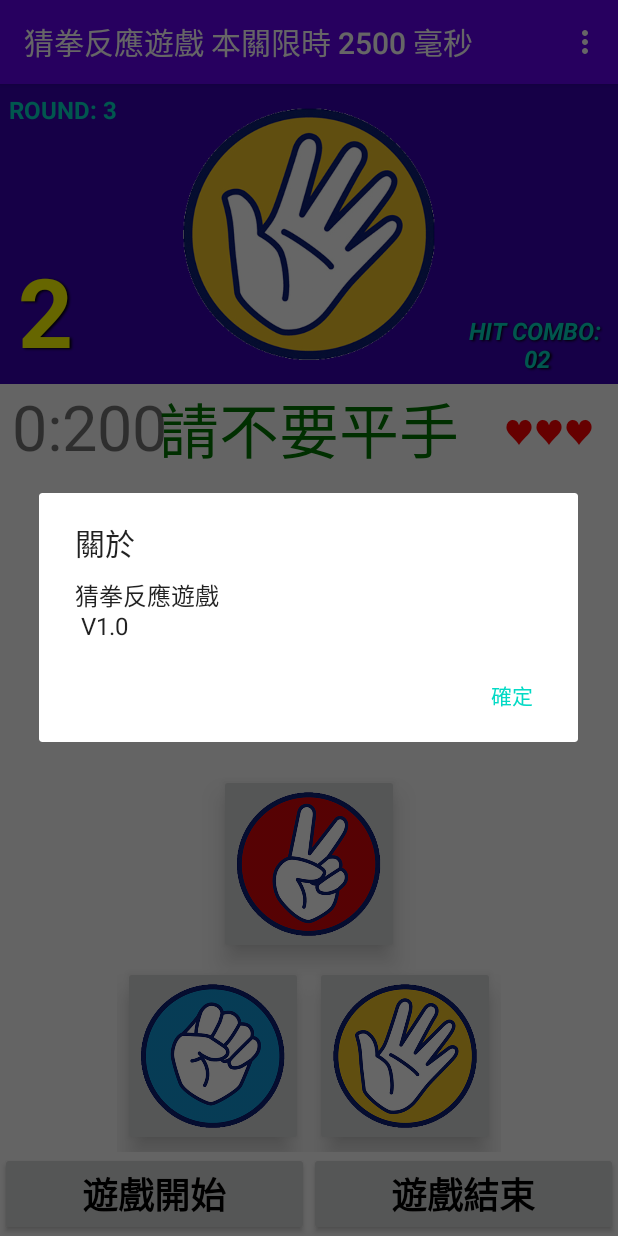
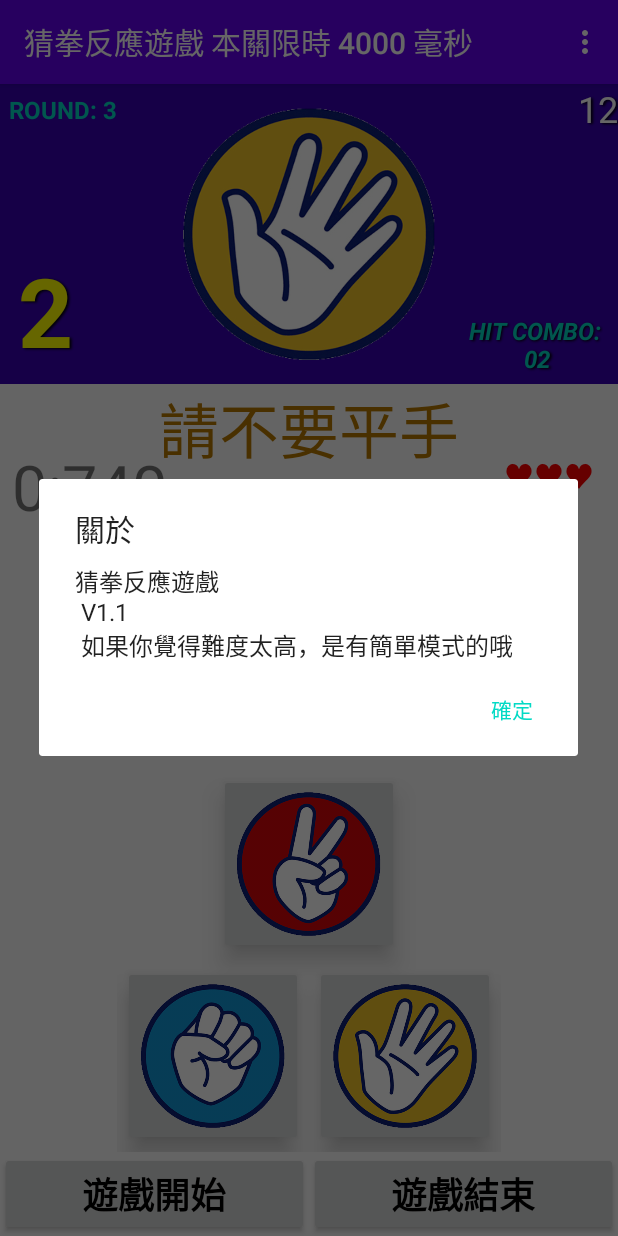
Before and after one commit to weilawhite/MoraGame, an Android app: the screen it shows after launch (MainActivity), in the options menu, after a tap on "關於", on a phone screen of 412 x 824 dp. Run offline under Robolectric (Android 15) with nearby library versions, the phone set to English and light mode, and no system bars.

Commit message:
1.1版 有簡單模式 規則說明 還附語音哦

```diff
--- a/app/src/main/java/com/example/moragame/MainActivity.java
+++ b/app/src/main/java/com/example/moragame/MainActivity.java
@@ -33,7 +33,7 @@ public class MainActivity extends AppCompatActivity implements View.OnClickListe
     private Button startBtn, quitBtn;
     private ImageButton scissorBtn, paperBtn, rockBtn;
     private ImageView comImg;
-    protected TextView ruleText, countText, lifeText, stageText, heartText, winCountText, bigCounterText, hitCountText, roundText, hitCombotext;
+    protected TextView scoreText, ruleText, countText, lifeText, stageText, heartText, winCountText, bigCounterText, hitCountText, roundText, hitCombotext;
     private final String TAG = "MainActivity";
     Player player;
     Computer computer;
@@ -41,19 +41,23 @@ public class MainActivity extends AppCompatActivity implements View.OnClickListe
     private int stageCount = 1, countSecond = 0;
     private int colorRandom = 1;
     private int round = 1;
+    int score;
+    int lifeBonusTimes, lifeBonus = 1000;//加命次數 加命門檻
     private int combo = 0, hitCombo = 0;
     private SoundPool soundPool;
     private int[] soundResId;
     private final int SOUND_CORRECT = 0;
     private final int SOUND_WRONG = 1;
-    int topHitCombo = 0;
-    private int minMilliSecond = 1500;
+    int getTopHitComboThisGame = 0;
+    int topHitCombo = 0; //會被存取
 
+    boolean easyMode = false;
     boolean gameOver = false;
     boolean gaming = false;
     private int gameMilliSecond;
-    private int beginMilliSecond = 3000;
-    private int roundStep = 2;
+    private int minMilliSecond = 2000;  //最低時間
+    private int beginMilliSecond = 4000;  //初始時間
+    private int roundStep = 10; //每幾關加速一次
     private int targetMilliSecond;
     private boolean soundOn;
     boolean gameCountDownFinish;
@@ -62,8 +66,12 @@ public class MainActivity extends AppCompatActivity implements View.OnClickListe
     @RequiresApi(api = Build.VERSION_CODES.LOLLIPOP)
     public void initSound() {
         soundOn = true;
-        soundPool = new SoundPool.Builder().setMaxStreams(10).build();
-        soundResId = new int[]{soundPool.load(this, R.raw.correct_ogg, 1), soundPool.load(this, R.raw.wrong, 1)};
+        soundPool = new SoundPool.Builder().setMaxStreams(15).build();
+        soundResId = new int[]{soundPool.load(this, R.raw.correct_ogg, 1), soundPool.load(this, R.raw.wrong, 1),
+                soundPool.load(this, R.raw.r1, 1), soundPool.load(this, R.raw.r2, 1), soundPool.load(this, R.raw.r3, 1),
+                soundPool.load(this, R.raw.r4, 1), soundPool.load(this, R.raw.r5, 1), soundPool.load(this, R.raw.r6, 1),
+                soundPool.load(this, R.raw.r7, 1), soundPool.load(this, R.raw.r8, 1),
+        };
     }
 
     public void playSound(int id) {
@@ -73,6 +81,7 @@ public class MainActivity extends AppCompatActivity implements View.OnClickListe
     }
 
     private void findView() {
+        scoreText = findViewById(R.id.score_text);
         startBtn = findViewById(R.id.start_btn);
         quitBtn = findViewById(R.id.quit_btn);
         scissorBtn = findViewById(R.id.scissors_ibn);
@@ -148,7 +157,11 @@ public class MainActivity extends AppCompatActivity implements View.OnClickListe
                 break;
             case COMPUTER_ROUND:
                 Log.d(TAG, "COMPUTER_ROUND");
-                computer.AI();
+                if (easyMode) {
+                    computer.easyAI();
+                } else {
+                    computer.AI();
+                }
                 break;
             case PLAYER_ROUND:
                 Log.d(TAG, "PLAYER_ROUND");
@@ -158,14 +171,16 @@ public class MainActivity extends AppCompatActivity implements View.OnClickListe
             case GAME_OVER:
                 StringBuilder sb = new StringBuilder();
 
-                //待修改
-                sb.append("總分:" + player.getWinCount()).append("\n歷史最高連擊:" + topHitCombo);
-                //sb.append("總分:" + player.getWinCount()).append("\n最高連擊數:" + hitCombo).append("\n歷史最高連擊:"+topHitCombo);
+
                 gaming = false;
                 if (hitCombo > topHitCombo) {
                     topHitCombo = hitCombo;
                     save();
                 }
+                //待修改
+                sb.append("這次挑戰到第" + player.getWinCount()).append("關\n歷史最高連擊:" + topHitCombo).append("\n總分:" + score);
+                //sb.append("總分:" + player.getWinCount()).append("\n最高連擊數:" + hitCombo).append("\n歷史最高連擊:"+topHitCombo);
+
                 AlertDialog.Builder alertDialog = new AlertDialog.Builder(this);
                 alertDialog.setTitle(R.string.result);
                 alertDialog.setMessage(sb.toString());
@@ -185,9 +200,9 @@ public class MainActivity extends AppCompatActivity implements View.OnClickListe
 
                     playSound(SOUND_WRONG);
                     player.setLife(player.getLife() - 1);
-                    //String life = String.format("HP:%d", player.getLife());
+
                     lifeText.setText(String.format("HP:%d", player.getLife()));
-                    //String heart = player.getLifeString();
+
                     heartText.setText(player.getLifeString());
                     combo = 0;
 
@@ -204,11 +219,14 @@ public class MainActivity extends AppCompatActivity implements View.OnClickListe
                     hitCountText.setVisibility(View.VISIBLE);
                     hitCountText.setText(combo + "連擊!");
 
+                    scoreCompute();
+
+
                     new Thread(new Runnable() {
                         @Override
                         public void run() {
                             try {
-                                Thread.sleep(800);
+                                Thread.sleep(1200);
                             } catch (InterruptedException e) {
                                 e.printStackTrace();
                             }
@@ -223,7 +241,6 @@ public class MainActivity extends AppCompatActivity implements View.OnClickListe
 
                     if (combo > hitCombo) {
                         hitCombo = combo;
-                        //save();
                         hitCombotext.setText(String.format("hit combo:\n %02d", hitCombo));
                     }
 
@@ -235,24 +252,36 @@ public class MainActivity extends AppCompatActivity implements View.OnClickListe
                     gameCountDownFinish = true;
                     ruleText.setText("遊戲結束");
 
-                    //
-                    //這段有問題
-                    //
-
-                    if (combo > hitCombo) {
-                        hitCombo = combo;
+                    if (hitCombo > topHitCombo) {
+                        topHitCombo = hitCombo;
                         save();
-                        //hitCombotext.setText(String.format("hit combo:\n %02d", hitCombo));
                     }
                     gameState = GameState.GAME_OVER;
                     onAction(GameState.GAME_OVER);
 
-                    //onAction(GameState.INIT_GAME);
                 } else {
                     onAction(GameState.START_GAME);
                 }
                 break;
         }
+    }
+
+    private void scoreCompute() {
+        int scoreAdd;
+        scoreAdd = 5 + (int) Math.sqrt(combo * stageCount / 2);
+        if (easyMode) {
+            scoreAdd = scoreAdd / 3;
+        }
+        score = score + scoreAdd;
+        scoreText.setText(String.valueOf(score));
+
+        while ((score / 1000) > lifeBonusTimes) {
+            player.setLife(player.getLife() + 1);
+            lifeBonusTimes++;
+        }
+
+        heartText.setText(player.getLifeString());
+
     }
 
     @Override
@@ -278,7 +307,7 @@ public class MainActivity extends AppCompatActivity implements View.OnClickListe
             case R.id.about:
                 new AlertDialog.Builder(this)
                         .setTitle(getResources().getString(R.string.about))
-                        .setMessage(getResources().getString(R.string.app_name) + "\n V1.0")
+                        .setMessage(getResources().getString(R.string.app_name) + "\n V1.1\n 如果你覺得難度太高，是有簡單模式的哦")
                         .setNegativeButton(R.string.ok, new DialogInterface.OnClickListener() {
                             @Override
                             public void onClick(DialogInterface dialog, int which) {
@@ -288,11 +317,34 @@ public class MainActivity extends AppCompatActivity implements View.OnClickListe
                         .create()
                         .show();
                 break;
-
-
+            case R.id.easy_mode:
+                easyMode = !easyMode;
+                if (easyMode) {
+                    item.setTitle(R.string.normal_mode);
+                } else {
+                    item.setTitle(R.string.easy_mode);
+                }
+                break;
+            case R.id.how_to_play:
+                new AlertDialog.Builder(this)
+                        .setTitle(getResources().getString(R.string.how_to_play))
+                        .setMessage("依照的規則與電腦出拳，判斷你該出什麼。\n" +
+                                "例：規則是「請讓我輸」，電腦出「布」，則你該出「剪刀」才是正確的。\n" +
+                                "出錯或時間內未出拳會扣生命\n\n" + //無法再多抓一個變數了???
+                                "初始思考秒數為" + beginMilliSecond + "毫秒\n每過" + roundStep + "關會縮短500毫秒\n" +
+                                "最低不會低於" + minMilliSecond + "毫秒\n" +
+                                "每獲得1000分會增加一點生命\n" +
+                                "簡單模式下獲得的分數只有三分之一 ")
+                        .setNegativeButton(R.string.ok, new DialogInterface.OnClickListener() {
+                            @Override
+                            public void onClick(DialogInterface dialog, int which) {
+                                dialog.dismiss();
+                            }
+                        })
+                        .create()
+                        .show();
+                break;
         }
-
-
         return super.onOptionsItemSelected(item);
     }
 
@@ -304,9 +356,14 @@ public class MainActivity extends AppCompatActivity implements View.OnClickListe
     }
 
     public void load() {
+
+        //不應該自動把之前最高紀錄 當作本場最高紀錄
+
         SharedPreferences sharedPreferences = getSharedPreferences("Game", Context.MODE_PRIVATE);
         topHitCombo = sharedPreferences.getInt("Combo", 0);
         hitCombo = topHitCombo;
+        //hitCombotext.setText(String.valueOf(topHitCombo));
+        //讀取之後 在開始遊戲就秀出之前最高紀錄
     }
 
     @Override
@@ -342,6 +399,8 @@ public class MainActivity extends AppCompatActivity implements View.OnClickListe
     private void startGameCountDown() {
         comImg.setImageResource(Mora.getMoraResId(computer.getMora()));
         setRuleText();
+        int sound = computer.getRule().ordinal() + 2;
+        playSound(sound);
         gameCountDownFinish = false;
         gameMilliSecond = 0;
 
@@ -354,6 +413,8 @@ public class MainActivity extends AppCompatActivity implements View.OnClickListe
     }
 
     private void init() {
+        score = 0;
+        scoreText.setText("0");
         player = new Player();
         computer = new Computer(this);
         gameState = GameState.INIT_GAME;
@@ -361,11 +422,15 @@ public class MainActivity extends AppCompatActivity implements View.OnClickListe
         countSecond = 3;
         round = 1;
         combo = 0;
+        lifeBonus = 0;
+        targetMilliSecond = beginMilliSecond;
         player.setLife(player.getINIT_LIFE());
         this.setTitle("猜拳反應遊戲");
         ruleText.setText("我是規則");
         heartText.setText(player.getLifeString());
         countText.setText(" ");
+        winCountText.setText("00");
+        roundText.setText(getResources().getString(R.string.round));
     }
 
     private void startGame() {
@@ -389,6 +454,10 @@ public class MainActivity extends AppCompatActivity implements View.OnClickListe
 
         gaming = true;
         if (gaming) {
+
+/*
+            ruleText.setVisibility(View.INVISIBLE);
+            comImg.setVisibility(View.INVISIBLE);*/
             onAction(GameState.COMPUTER_ROUND);
         } else {
             Log.d(TAG, "NO");
@@ -506,7 +575,7 @@ public class MainActivity extends AppCompatActivity implements View.OnClickListe
                 break;
         }
         colorRandom++;
-        switch (colorRandom % 3) {
+        switch (colorRandom % 6) {
             case 0:
                 ruleText.setTextColor(getResources().getColor(R.color.colorDarkRed));
                 break;
@@ -516,6 +585,15 @@ public class MainActivity extends AppCompatActivity implements View.OnClickListe
             case 2:
                 ruleText.setTextColor(getResources().getColor(R.color.colorPrimaryDark));
                 break;
+            case 3:
+                ruleText.setTextColor(getResources().getColor(R.color.colorBlack));
+                break;
+            case 4:
+                ruleText.setTextColor(getResources().getColor(R.color.colorBrown));
+                break;
+            case 5:
+                ruleText.setTextColor(getResources().getColor(R.color.colorBlue2));
+                break;
         }
     }
 
--- a/app/src/main/res/layout/activity_main.xml
+++ b/app/src/main/res/layout/activity_main.xml
@@ -55,7 +55,9 @@
 
         </TextView>
 
+
         <TextView
+            android:layout_marginTop="40dp"
             android:id="@+id/hit_count_text"
             android:layout_width="wrap_content"
             android:layout_height="wrap_content"
@@ -74,7 +76,6 @@
             android:textStyle="bold|italic">
 
         </TextView>
-
 
         <TextView
             android:id="@+id/hit_combo_text"
@@ -95,6 +96,19 @@
             android:textStyle="bold|italic">
 
         </TextView>
+
+        <TextView
+            android:textSize="@dimen/large_font_size"
+            android:textColor="#FFFFFF"
+            android:shadowColor="#000000"
+            android:shadowDx="1.5"
+            android:shadowDy="1.3"
+            android:shadowRadius="1.6"
+            android:id="@+id/score_text"
+            android:layout_gravity="right|top"
+            android:layout_width="wrap_content"
+            android:layout_height="wrap_content"
+            android:text="0" />
 
     </FrameLayout>
 
@@ -175,6 +189,7 @@
                 android:src="@drawable/paper" />
         </GridLayout>
         <TextView
+            android:layout_marginTop="40dp"
             android:id="@+id/count_text"
             android:layout_width="wrap_content"
             android:layout_height="wrap_content"
@@ -220,11 +235,13 @@
 
 
         <TextView
+
             android:id="@+id/heart_text"
             android:layout_width="wrap_content"
             android:layout_height="wrap_content"
             android:layout_gravity="right"
-            android:layout_marginTop="@dimen/activity_vertical_margin"
+            android:layout_marginTop="45dp"
+
             android:layout_marginRight="@dimen/activity_vertical_margin"
             android:text="♥♥♥"
             android:textColor="#FF0000"
--- a/app/src/main/res/menu/menu.xml
+++ b/app/src/main/res/menu/menu.xml
@@ -1,9 +1,16 @@
 <?xml version="1.0" encoding="utf-8"?>
 <menu xmlns:android="http://schemas.android.com/apk/res/android">
-<item
-    android:title="@string/sound_on"
-    android:id="@+id/sound_switch"></item>
+    <item
+        android:id="@+id/sound_switch"
+        android:title="@string/sound_on"></item>
+    <item
+        android:id="@+id/easy_mode"
+        android:title="@string/easy_mode"></item>
+    <item
+        android:id="@+id/how_to_play"
+        android:title="@string/how_to_play"></item>
     <item
         android:id="@+id/about"
         android:title="@string/about"></item>
+
 </menu>
--- a/app/src/main/res/values/colors.xml
+++ b/app/src/main/res/values/colors.xml
@@ -7,4 +7,8 @@
     <color name="colorDarkRed">#8b0000</color>
     <color name="lightsalmon">#ffa07a</color>
     <color name="colorGreen">#007500</color>
+    <color name="colorBlack">#000000</color>
+    <color name="colorBrown">#B87800</color>
+    <color name="colorBlue2">#4545FF</color>
+
 </resources>
--- a/app/src/main/res/values/strings.xml
+++ b/app/src/main/res/values/strings.xml
@@ -27,5 +27,8 @@
     <string name="sound_off">靜音</string>
     <string name="about">關於</string>
     <string name="imrule">我是規則</string>
+    <string name="easy_mode">簡單模式</string>
+    <string name="normal_mode">普通模式</string>
+    <string name="how_to_play">這要怎麼玩?</string>
 
 </resources>
```
Also changed, not shown: app/src/main/java/com/example/moragame/game/Computer.java (+52 -4 lines), 8 other files.
